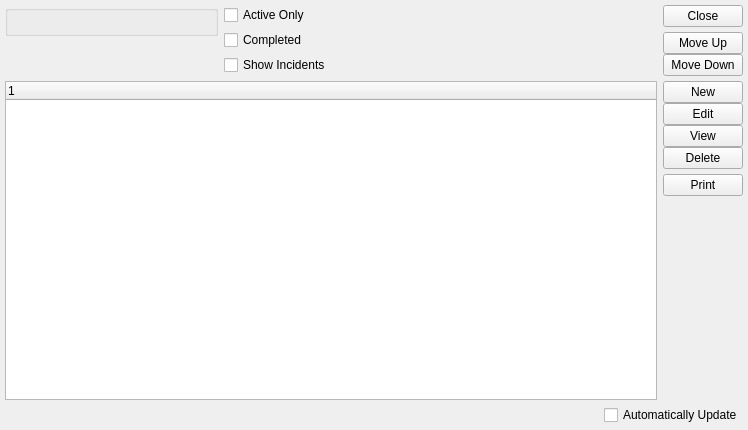
This is xtuple/trunk/guiclient/todoList.ui in WooodHead/xtuple as Qt 5 draws it before an edit. The edited form follows.
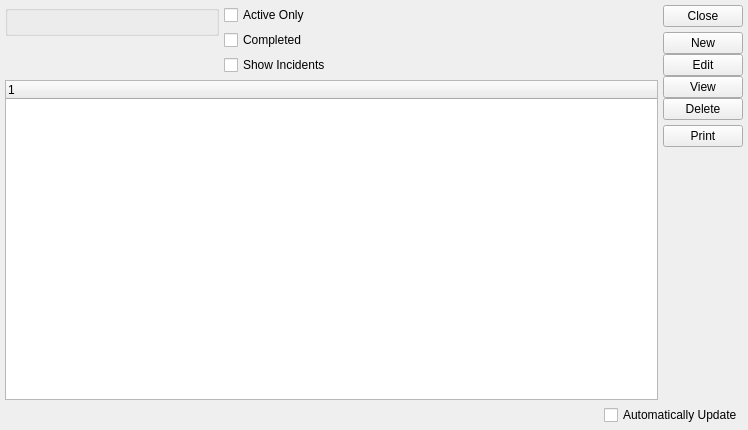
This is the edited form. Custom widgets are drawn as their Qt base class.

Diff of the .ui file:
```diff
--- a/xtuple/trunk/guiclient/todoList.ui
+++ b/xtuple/trunk/guiclient/todoList.ui
@@ -15,33 +15,12 @@
    <layout class="QVBoxLayout" >
     <item>
      <layout class="QHBoxLayout" >
-      <property name="margin" >
-       <number>0</number>
-      </property>
-      <property name="spacing" >
-       <number>6</number>
-      </property>
       <item>
        <layout class="QVBoxLayout" >
-        <property name="margin" >
-         <number>0</number>
-        </property>
-        <property name="spacing" >
-         <number>6</number>
-        </property>
         <item>
          <layout class="QHBoxLayout" >
-          <property name="margin" >
-           <number>0</number>
-          </property>
-          <property name="spacing" >
-           <number>6</number>
-          </property>
           <item>
            <layout class="QVBoxLayout" >
-            <property name="margin" >
-             <number>0</number>
-            </property>
             <property name="spacing" >
              <number>5</number>
             </property>
@@ -69,9 +48,6 @@
           </item>
           <item>
            <layout class="QVBoxLayout" >
-            <property name="margin" >
-             <number>0</number>
-            </property>
             <property name="spacing" >
              <number>5</number>
             </property>
@@ -113,9 +89,6 @@
           </item>
           <item>
            <layout class="QVBoxLayout" >
-            <property name="margin" >
-             <number>0</number>
-            </property>
             <property name="spacing" >
              <number>5</number>
             </property>
@@ -153,9 +126,7 @@
         <item>
          <widget class="XTreeWidget" name="_todoList" >
           <property name="sizePolicy" >
-           <sizepolicy>
-            <hsizetype>7</hsizetype>
-            <vsizetype>7</vsizetype>
+          <sizepolicy vsizetype="Expanding" hsizetype="Expanding" >
             <horstretch>0</horstretch>
             <verstretch>1</verstretch>
            </sizepolicy>
@@ -166,9 +137,6 @@
       </item>
       <item>
        <layout class="QVBoxLayout" >
-        <property name="margin" >
-         <number>0</number>
-        </property>
         <property name="spacing" >
          <number>5</number>
         </property>
@@ -181,33 +149,6 @@
         </item>
         <item>
          <layout class="QVBoxLayout" >
-          <property name="margin" >
-           <number>0</number>
-          </property>
-          <property name="spacing" >
-           <number>0</number>
-          </property>
-          <item>
-           <widget class="QPushButton" name="_moveUp" >
-            <property name="text" >
-             <string>Move Up</string>
-            </property>
-           </widget>
-          </item>
-          <item>
-           <widget class="QPushButton" name="_moveDown" >
-            <property name="text" >
-             <string>Move Down</string>
-            </property>
-           </widget>
-          </item>
-         </layout>
-        </item>
-        <item>
-         <layout class="QVBoxLayout" >
-          <property name="margin" >
-           <number>0</number>
-          </property>
           <property name="spacing" >
            <number>0</number>
           </property>
@@ -267,12 +208,6 @@
     </item>
     <item>
      <layout class="QHBoxLayout" >
-      <property name="margin" >
-       <number>0</number>
-      </property>
-      <property name="spacing" >
-       <number>6</number>
-      </property>
       <item>
        <spacer>
         <property name="orientation" >
```
Left out of the diff: 2 changed lines with no effect on the pictures. Lines whose indentation alone changed are shown as unchanged.
